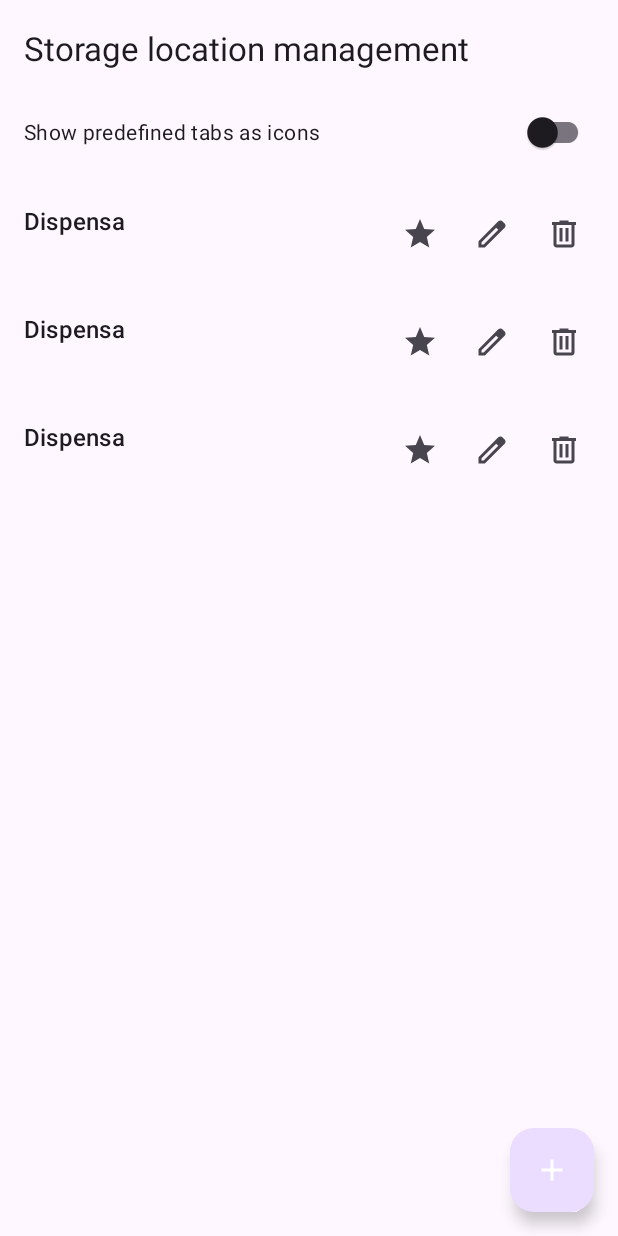
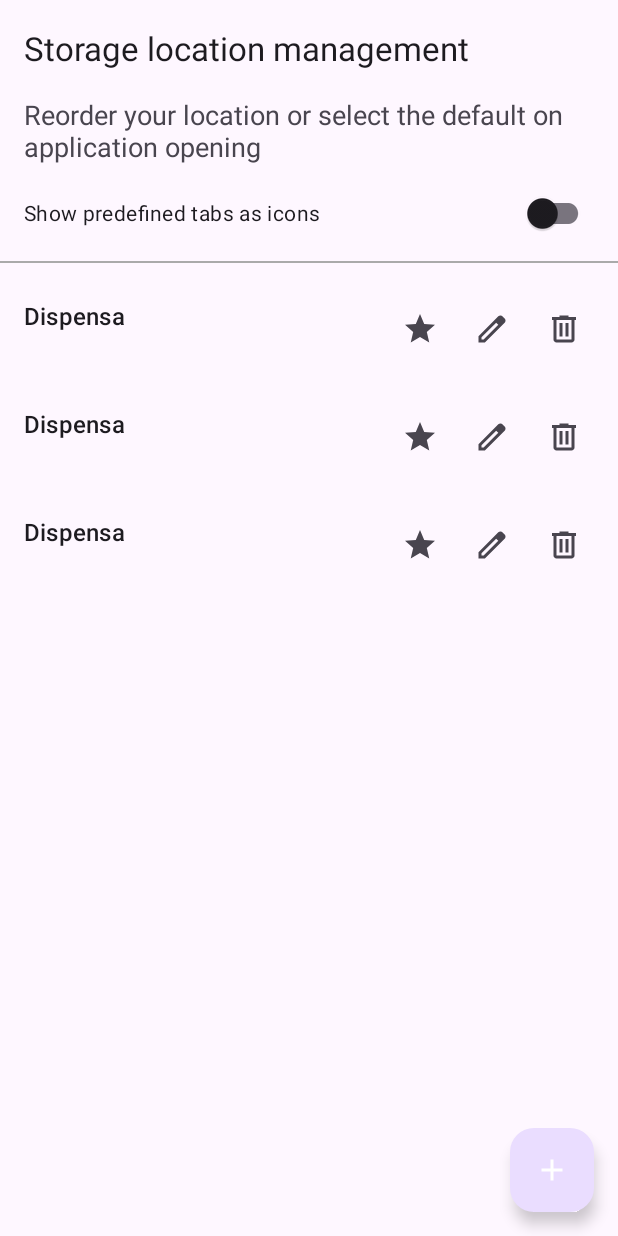
Before and after one commit to enricofrigo/dispensa, an Android app: the layout fragment_manage_locations.xml on its own in the app's theme, with its tools: preview values and no code run, on a phone screen of 412 x 824 dp. Run offline under Robolectric (Android 15) with nearby library versions, the light colour scheme and no system bars.

Commit message:
add storage management description

```diff
--- a/app/src/main/res/layout/fragment_manage_locations.xml
+++ b/app/src/main/res/layout/fragment_manage_locations.xml
@@ -20,6 +20,15 @@
             android:layout_height="?attr/actionBarSize"
             app:title="@string/title_manage_locations"/>
 
+        <com.google.android.material.textview.MaterialTextView
+            android:id="@+id/location_description"
+            android:layout_width="match_parent"
+            android:layout_height="wrap_content"
+            android:layout_marginHorizontal="16dp"
+            android:layout_marginBottom="8dp"
+            android:textSize="18sp"
+            android:text="@string/location_management_description" />
+
         <com.google.android.material.switchmaterial.SwitchMaterial
             android:id="@+id/switch_tab_style"
             android:layout_width="match_parent"
@@ -28,6 +37,11 @@
             android:layout_marginBottom="8dp"
             android:text="@string/pref_predefined_tab_style_icon" />
 
+        <View
+            android:layout_width="match_parent"
+            android:layout_height="1dp"
+            android:layout_marginBottom="8dp"
+            android:background="@android:color/darker_gray"/>
     </com.google.android.material.appbar.AppBarLayout>
 
     <androidx.recyclerview.widget.RecyclerView
--- a/app/src/main/res/values/strings.xml
+++ b/app/src/main/res/values/strings.xml
@@ -98,6 +98,7 @@
     <string name="default_icon">Default icon</string>
     <string name="add_new_location">Add a new location</string>
     <string name="title_manage_locations">Storage location management</string>
+    <string name="location_management_description">Reorder your location or select the default on application opening</string>
     <string name="hint_new_location">Location name</string>
     <string name="error_empty_location">Name cannot be empty</string>
     <string name="notify_add_location">Location \'%s\' added</string>
```
Also changed, not shown: 1 other file.
